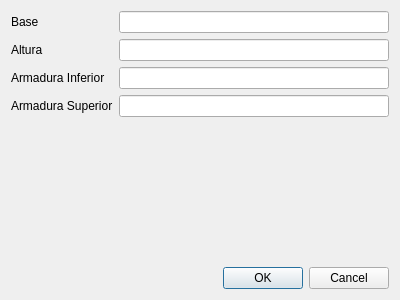
Qt form mkstools/dialogs/dlgeditseccionrectangular.ui (diegowald/mkstools) before a commit.
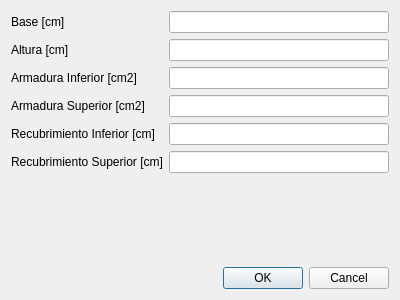
The same form after that commit.

```diff
--- a/mkstools/dialogs/dlgeditseccionrectangular.ui
+++ b/mkstools/dialogs/dlgeditseccionrectangular.ui
@@ -19,7 +19,7 @@
      <item row="0" column="0">
       <widget class="QLabel" name="label">
        <property name="text">
-        <string>Base</string>
+        <string>Base [cm]</string>
        </property>
       </widget>
      </item>
@@ -29,7 +29,7 @@
      <item row="1" column="0">
       <widget class="QLabel" name="label_2">
        <property name="text">
-        <string>Altura</string>
+        <string>Altura [cm]</string>
        </property>
       </widget>
      </item>
@@ -39,7 +39,7 @@
      <item row="2" column="0">
       <widget class="QLabel" name="label_3">
        <property name="text">
-        <string>Armadura Inferior</string>
+        <string>Armadura Inferior [cm2]</string>
        </property>
       </widget>
      </item>
@@ -49,13 +49,33 @@
      <item row="3" column="0">
       <widget class="QLabel" name="label_4">
        <property name="text">
-        <string>Armadura Superior</string>
+        <string>Armadura Superior [cm2]</string>
        </property>
       </widget>
      </item>
      <item row="3" column="1">
       <widget class="QLineEdit" name="txtArmaduraSuperior"/>
      </item>
+     <item row="4" column="0">
+      <widget class="QLabel" name="label_5">
+       <property name="text">
+        <string>Recubrimiento Inferior [cm]</string>
+       </property>
+      </widget>
+     </item>
+     <item row="4" column="1">
+      <widget class="QLineEdit" name="txtRecubrimientoInferior"/>
+     </item>
+     <item row="5" column="0">
+      <widget class="QLabel" name="label_6">
+       <property name="text">
+        <string>Recubrimiento Superior [cm]</string>
+       </property>
+      </widget>
+     </item>
+     <item row="5" column="1">
+      <widget class="QLineEdit" name="txtRecubrimientoSuperior"/>
+     </item>
     </layout>
    </item>
    <item>
```
